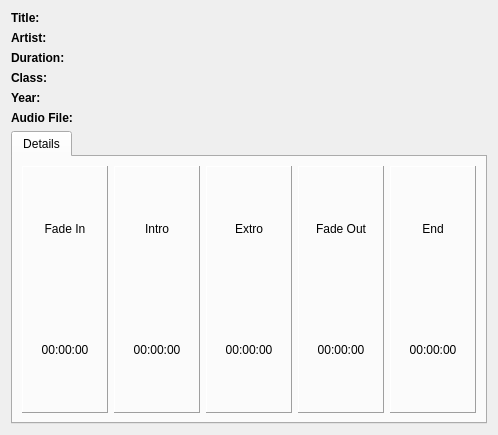
pgathogo/raven, file rave/OATS/trackinfo.ui: the form before one commit.
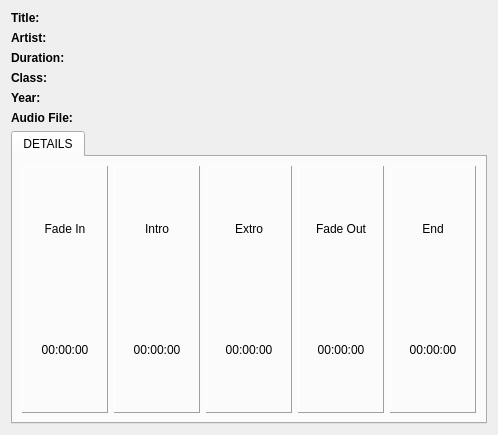
The form after the commit.

Diff of the .ui file:
```diff
--- a/rave/OATS/trackinfo.ui
+++ b/rave/OATS/trackinfo.ui
@@ -145,7 +145,7 @@
      </property>
      <widget class="QWidget" name="tabHistory">
       <attribute name="title">
-       <string>Details</string>
+       <string>DETAILS</string>
       </attribute>
       <layout class="QVBoxLayout" name="verticalLayout_6" stretch="0,1">
        <item>
```
Left out of the diff: 28 changed lines with no effect on the pictures.
